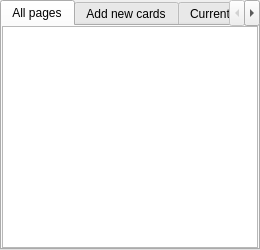
Before: the Qt Designer form mtg_proxy_printer/resources/ui/central_widget/tabbed_vertical.ui in luziferius/MTGProxyPrinter, drawn with Qt 5.
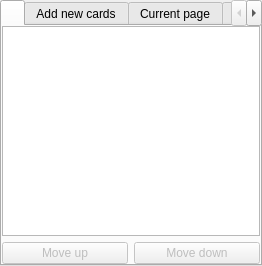
After: the same form once the commit is applied. Icons and pictures are not drawn. Custom widgets are drawn as their Qt base class.

Commit message:
WIP implementation re-ordering pages using push-buttons below the page list . This does not rely on drag&drop, and having the buttons as a secondary option is good for usability.
FossilOrigin-Name: aadf336d9b5ce800674ac560a56051c22b024e8b9657fa521cb9236c0d17ade2

Patch:
```diff
--- a/mtg_proxy_printer/resources/ui/central_widget/tabbed_vertical.ui
+++ b/mtg_proxy_printer/resources/ui/central_widget/tabbed_vertical.ui
@@ -2,6 +2,14 @@
 <ui version="4.0">
  <class>TabbedCentralWidget</class>
  <widget class="QWidget" name="TabbedCentralWidget">
+  <property name="geometry">
+   <rect>
+    <x>0</x>
+    <y>0</y>
+    <width>262</width>
+    <height>266</height>
+   </rect>
+  </property>
   <layout class="QGridLayout" name="gridLayout">
    <property name="leftMargin">
     <number>0</number>
@@ -20,16 +28,60 @@
      <property name="currentIndex">
       <number>0</number>
      </property>
-     <widget class="QListView" name="document_view">
-      <property name="dragDropMode">
-       <enum>QAbstractItemView::DragDropMode::InternalMove</enum>
-      </property>
-      <property name="defaultDropAction">
-       <enum>Qt::DropAction::MoveAction</enum>
-      </property>
+     <widget class="QWidget" name="tab_document_page">
       <attribute name="title">
-       <string>All pages</string>
+       <string/>
       </attribute>
+      <layout class="QGridLayout" name="tab_document_page_layout">
+       <property name="leftMargin">
+        <number>0</number>
+       </property>
+       <property name="topMargin">
+        <number>0</number>
+       </property>
+       <property name="rightMargin">
+        <number>0</number>
+       </property>
+       <property name="bottomMargin">
+        <number>0</number>
+       </property>
+       <item row="1" column="0">
+        <widget class="QPushButton" name="page_move_up">
+         <property name="enabled">
+          <bool>false</bool>
+         </property>
+         <property name="text">
+          <string>Move up</string>
+         </property>
+         <property name="icon">
+          <iconset theme="arrow-up"/>
+         </property>
+        </widget>
+       </item>
+       <item row="1" column="1">
+        <widget class="QPushButton" name="page_move_down">
+         <property name="enabled">
+          <bool>false</bool>
+         </property>
+         <property name="text">
+          <string>Move down</string>
+         </property>
+         <property name="icon">
+          <iconset theme="arrow-down"/>
+         </property>
+        </widget>
+       </item>
+       <item row="0" column="0" colspan="2">
+        <widget class="QListView" name="document_view">
+         <property name="dragDropMode">
+          <enum>QAbstractItemView::DragDropMode::InternalMove</enum>
+         </property>
+         <property name="defaultDropAction">
+          <enum>Qt::DropAction::MoveAction</enum>
+         </property>
+        </widget>
+       </item>
+      </layout>
      </widget>
      <widget class="VerticalAddCardWidget" name="add_card_widget">
       <attribute name="title">
```
Left out of the diff: 2 changed lines with no effect on the pictures. The commit also changes 7 other files.
